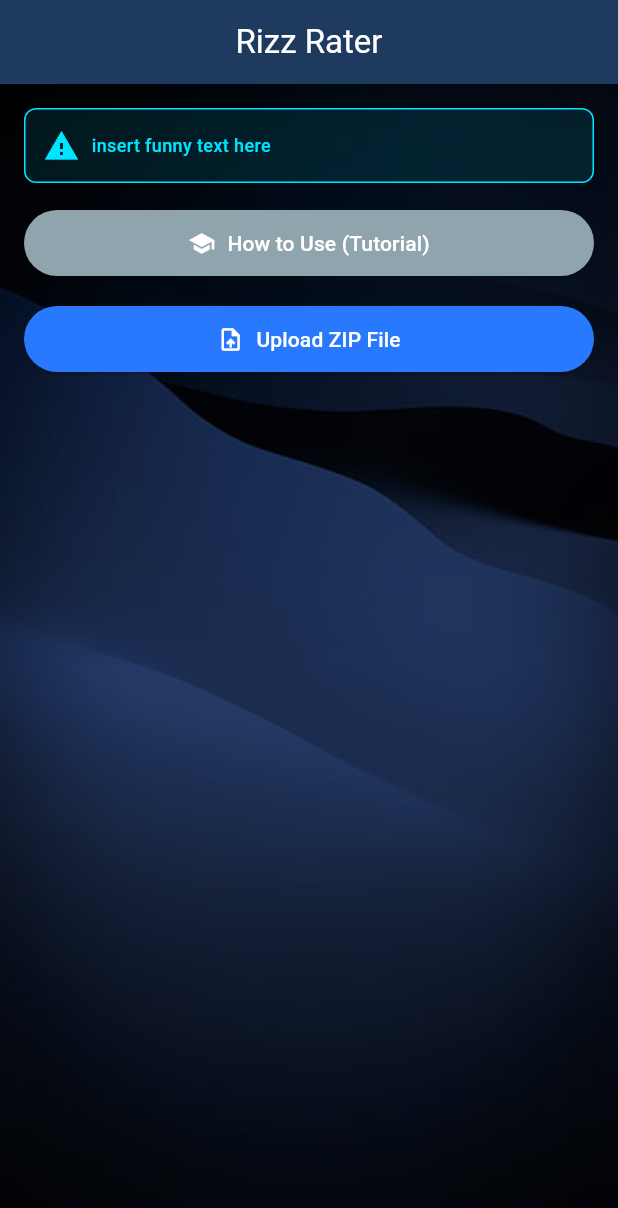
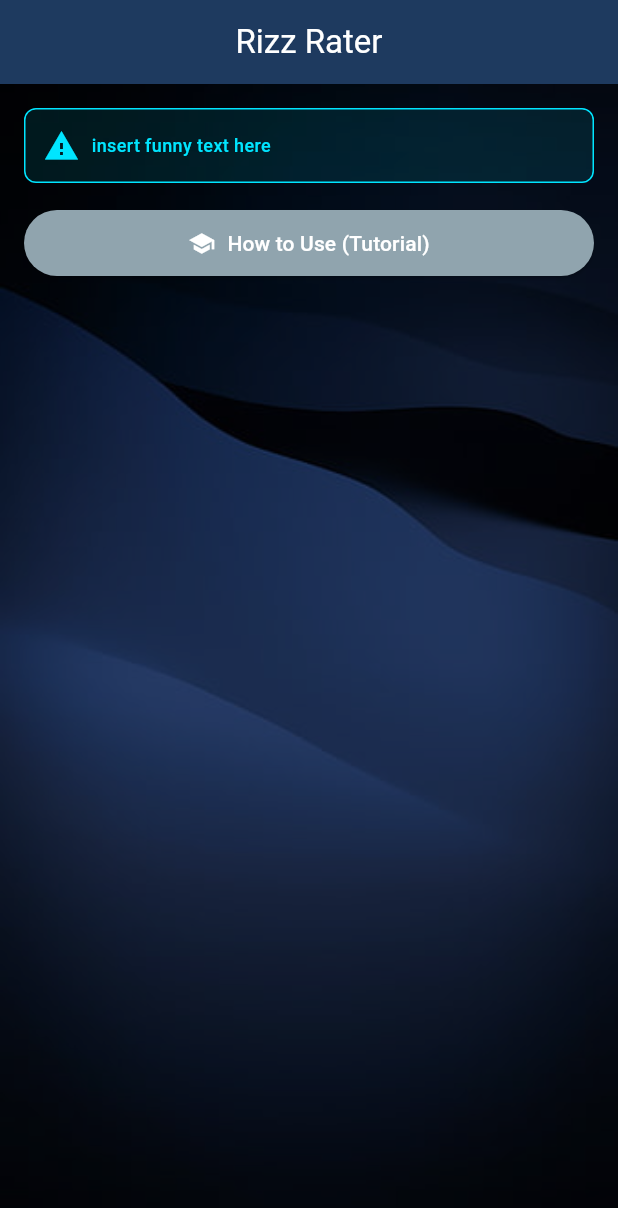
Before and after one commit to My-Mation/rizz-rater, a Flutter app: the HomePage screen opened directly, on a phone screen of 412 x 824 dp. Shown: the top 1208 px of the screen. Run offline on Flutter 3.47's test engine with Material 3 defaults, Android fonts, the light colour scheme and no system bars; our stand-ins replace animated_splash_screen, device_info_plus, file_picker, flutter_dotenv, flutter_markdown, introduction_screen and 2 more; accounts and stored records are empty.

Commit message:
Major fix 2

```diff
--- a/lib/pages/home_page.dart
+++ b/lib/pages/home_page.dart
@@ -340,21 +340,6 @@ class _HomePageState extends State<HomePage> {
             ),
             const SizedBox(height: 16),
 
-            // Upload Button
-            SizedBox(
-              width: double.infinity,
-              child: ElevatedButton.icon(
-                onPressed: _isLoading ? null : _pickAndProcessZip,
-                icon: const Icon(Icons.upload_file),
-                label: const Text('Upload ZIP File'),
-                style: ElevatedButton.styleFrom(
-                  backgroundColor: Theme.of(context).colorScheme.primary,
-                  foregroundColor: Theme.of(context).colorScheme.onPrimary,
-                  padding: const EdgeInsets.symmetric(vertical: 12),
-                ),
-              ),
-            ),
-
             const SizedBox(height: 20),
 
             if (_isLoading)
@@ -423,29 +408,6 @@ class _HomePageState extends State<HomePage> {
                     const Spacer(),
                   ],
                 ),
-                const SizedBox(height: 10),
-
-                // AI Rating Button
-                SizedBox(
-                  width: double.infinity,
-                  child: ElevatedButton.icon(
-                    onPressed: _isRatingLoading ? null : _rateChatWithGemini,
-                    icon: _isRatingLoading
-                        ? const SizedBox(
-                            width: 16,
-                            height: 16,
-                            child: CircularProgressIndicator(strokeWidth: 2),
-                          )
-                        : const Icon(Icons.psychology),
-                    label: Text(_isRatingLoading ? 'Analyzing...' : 'Rate Chat with AI'),
-                    style: ElevatedButton.styleFrom(
-                      backgroundColor: Theme.of(context).colorScheme.secondary,
-                      foregroundColor: Theme.of(context).colorScheme.onSecondary,
-                      padding: const EdgeInsets.symmetric(vertical: 12),
-                    ),
-                  ),
-                ),
-                const SizedBox(height: 10),
 
                 // AI Rating Display
                 if (_geminiRating != null) ...[
@@ -490,7 +452,7 @@ class _HomePageState extends State<HomePage> {
                   ),
                   const SizedBox(height: 10),
                 ],
-
+                // Toggle System Messages
                 ListView.builder(
                   shrinkWrap: true,
                   physics: const NeverScrollableScrollPhysics(),
```
